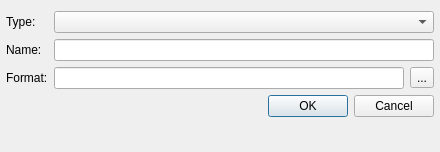
First picture: the form in src/qmmpui/forms/columneditor.ui, repository ksv1986/qmmp-staging, before the edit.
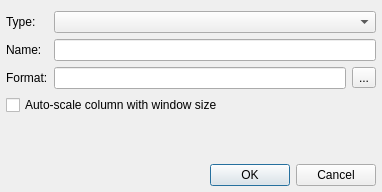
Second picture: the form after the edit.

Commit message: added auto resize feature

Diff of the .ui file:
```diff
--- a/src/qmmpui/forms/columneditor.ui
+++ b/src/qmmpui/forms/columneditor.ui
@@ -6,14 +6,17 @@
    <rect>
     <x>0</x>
     <y>0</y>
-    <width>440</width>
-    <height>152</height>
+    <width>382</width>
+    <height>192</height>
    </rect>
   </property>
   <property name="windowTitle">
    <string>Edit Column</string>
   </property>
   <layout class="QFormLayout" name="formLayout">
+   <property name="fieldGrowthPolicy">
+    <enum>QFormLayout::AllNonFixedFieldsGrow</enum>
+   </property>
    <property name="leftMargin">
     <number>6</number>
    </property>
@@ -23,6 +26,16 @@
    <property name="bottomMargin">
     <number>6</number>
    </property>
+   <item row="0" column="0">
+    <widget class="QLabel" name="label_2">
+     <property name="text">
+      <string>Type:</string>
+     </property>
+    </widget>
+   </item>
+   <item row="0" column="1">
+    <widget class="QComboBox" name="comboBox"/>
+   </item>
    <item row="1" column="0">
     <widget class="QLabel" name="label">
      <property name="text">
@@ -57,7 +70,7 @@
      </item>
     </layout>
    </item>
-   <item row="4" column="0" colspan="2">
+   <item row="7" column="0" colspan="2">
     <widget class="QDialogButtonBox" name="buttonBox">
      <property name="orientation">
       <enum>Qt::Horizontal</enum>
@@ -67,15 +80,25 @@
      </property>
     </widget>
    </item>
-   <item row="0" column="0">
-    <widget class="QLabel" name="label_2">
+   <item row="5" column="0" colspan="2">
+    <widget class="QCheckBox" name="autoResizeCheckBox">
      <property name="text">
-      <string>Type:</string>
+      <string>Auto-scale column with window size</string>
      </property>
     </widget>
    </item>
-   <item row="0" column="1">
-    <widget class="QComboBox" name="comboBox"/>
+   <item row="6" column="0">
+    <spacer name="verticalSpacer">
+     <property name="orientation">
+      <enum>Qt::Vertical</enum>
+     </property>
+     <property name="sizeHint" stdset="0">
+      <size>
+       <width>20</width>
+       <height>40</height>
+      </size>
+     </property>
+    </spacer>
    </item>
   </layout>
  </widget>
```
The commit also changes 7 other files.
